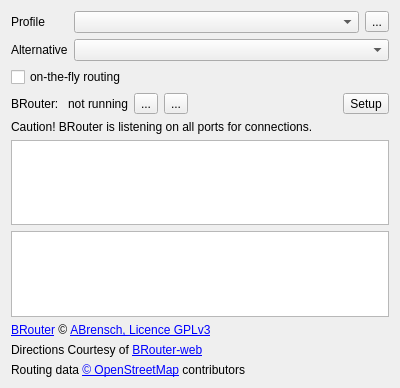
Above: src/gis/rte/router/IRouterBRouter.ui from Maproom/qmapshack before the change. Below: the same form after it.
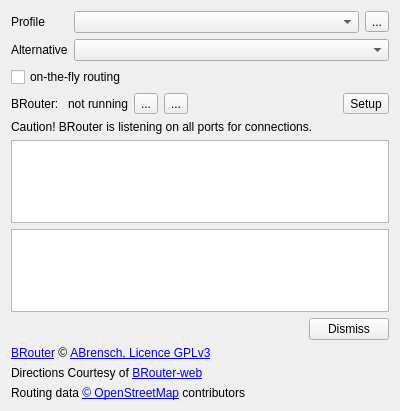
That is the form after the change. Icons and pictures are not drawn.

Patch:
```diff
--- a/src/gis/rte/router/IRouterBRouter.ui
+++ b/src/gis/rte/router/IRouterBRouter.ui
@@ -7,7 +7,7 @@
     <x>0</x>
     <y>0</y>
     <width>400</width>
-    <height>388</height>
+    <height>411</height>
    </rect>
   </property>
   <property name="sizePolicy">
@@ -198,6 +198,30 @@
    <item>
     <widget class="QTextBrowser" name="textBRouterError"/>
    </item>
+   <item>
+    <layout class="QHBoxLayout" name="horizontalLayout_4">
+     <item>
+      <spacer name="horizontalSpacer_3">
+       <property name="orientation">
+        <enum>Qt::Horizontal</enum>
+       </property>
+       <property name="sizeHint" stdset="0">
+        <size>
+         <width>40</width>
+         <height>20</height>
+        </size>
+       </property>
+      </spacer>
+     </item>
+     <item>
+      <widget class="QPushButton" name="pushBRouterError">
+       <property name="text">
+        <string>Dismiss</string>
+       </property>
+      </widget>
+     </item>
+    </layout>
+   </item>
    <item>
     <spacer name="verticalSpacer">
      <property name="orientation">
```
